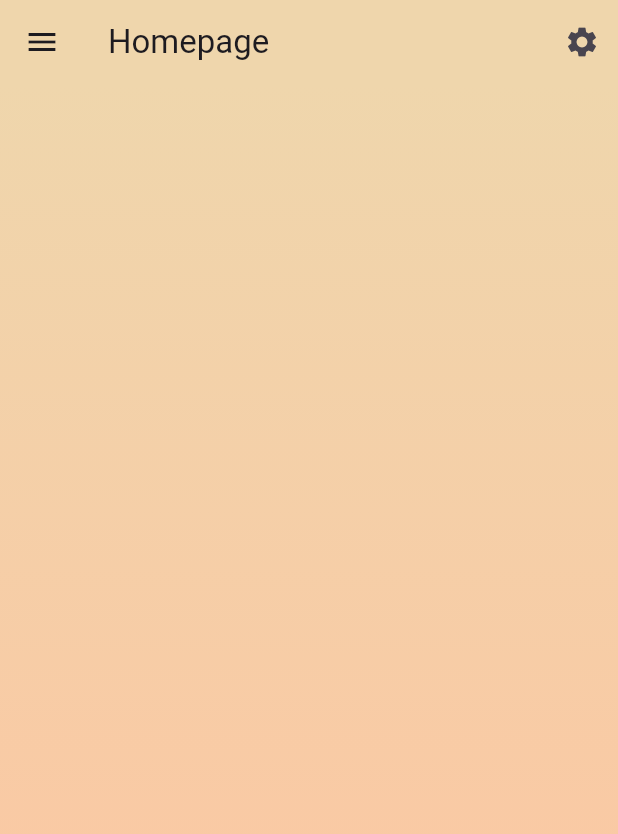
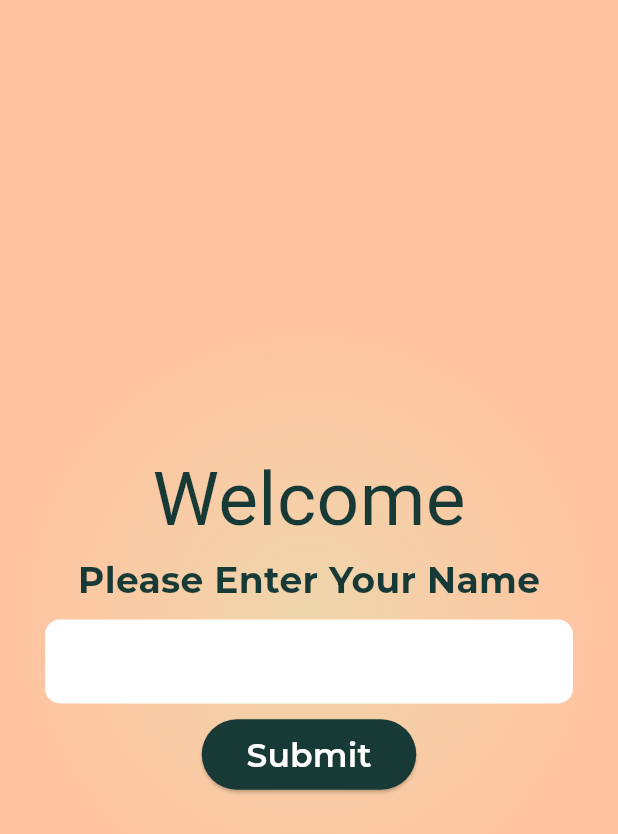
Before and after one commit to AbhinavThool/challenge_application_c2w, a Flutter app: the screen it shows after launch, on a phone screen of 412 x 824 dp. Shown: the top 834 px of the screen. Run offline on Flutter 3.47's test engine with Material 3 defaults, Android fonts, the phone set to English and light mode, and no system bars; our stand-ins replace flutter_svg, google_fonts.

Commit message:
half ui complete

```diff
--- /dev/null
+++ b/lib/Screens/name.dart
@@ -0,0 +1,83 @@
+
+import 'package:flutter/material.dart';
+import 'package:google_fonts/google_fonts.dart';
+
+import 'gender.dart';
+
+class welcomescreen2 extends StatefulWidget {
+  const welcomescreen2({super.key});
+
+  @override
+  State<welcomescreen2> createState() => _welcomescreen2State();
+}
+
+class _welcomescreen2State extends State<welcomescreen2> {
+  @override
+  Widget build(BuildContext context) {
+    return Scaffold(
+      body: Container(
+        height: double.maxFinite,
+        width: double.maxFinite,
+        alignment: Alignment.center,
+        decoration: const BoxDecoration(
+          gradient: RadialGradient(colors: [
+            Color.fromRGBO(239, 214, 172, 1),
+            Color.fromRGBO(255, 195, 160, 1)
+          ]),
+        ),
+        child: Column(
+          mainAxisAlignment: MainAxisAlignment.center,
+          children: [
+            Text(
+              "Welcome",
+              style: GoogleFonts.museoModerno(
+                  textStyle: const TextStyle(
+                      fontSize: 50,
+                      fontWeight: FontWeight.w400,
+                      color: Color.fromRGBO(24, 58, 55, 1))),
+            ),
+            Text(
+              "Please Enter Your Name",
+              style: GoogleFonts.montserrat(
+                  textStyle: const TextStyle(
+                      fontSize: 24,
+                      fontWeight: FontWeight.w700,
+                      color: Color.fromRGBO(24, 58, 55, 1))),
+            ),
+            Padding(
+              padding: const EdgeInsets.symmetric(horizontal: 30, vertical: 10),
+              child: TextFormField(
+                decoration: const InputDecoration(
+                    filled: true,
+                    fillColor: Color.fromRGBO(255, 255, 255, 1),
+                    border: OutlineInputBorder(
+                        borderSide: BorderSide.none,
+                        borderRadius: BorderRadius.all(Radius.circular(10)))),
+              ),
+            ),
+            ElevatedButton(
+                onPressed: () {
+                   setState(() {
+                    Navigator.push(
+                        context,
+                        MaterialPageRoute(
+                            builder: (context) => const welcomescreen3()));
+                  });
+                },
+                style: ElevatedButton.styleFrom(
+                  fixedSize: const Size(143, 47),
+                  backgroundColor: const Color.fromRGBO(24, 58, 55, 1),),
+                child: Text(
+                  "Submit",
+                  style: GoogleFonts.montserrat(
+                      textStyle: const TextStyle(
+                          fontSize: 22,
+                          fontWeight: FontWeight.w600,
+                          color: Colors.white)),
+                ))
+          ],
+        ),
+      ),
+    );
+  }
+}
--- a/lib/Screens/profile_page.dart
+++ b/lib/Screens/profile_page.dart
@@ -27,7 +27,9 @@ class _ProfilePageState extends State<ProfilePage> {
               Row(
                 children: [
                   IconButton(
-                    onPressed: () {},
+                    onPressed: () {
+                      Navigator.pop(context);
+                    },
                     icon: const Icon(
                       Icons.arrow_back_ios_new,
                       size: 30,
```
Also changed, not shown: lib/Screens/age.dart (added, +83 -0 lines), lib/Screens/detail_interest.dart (added, +129 -0 lines), lib/Screens/drawer.dart (+10 -4 lines), lib/Screens/gender.dart (added, +124 -0 lines), lib/Screens/interest.dart (added, +146 -0 lines), lib/main.dart (+7 -4 lines), pubspec.yaml (+3 -4 lines), assets/LOGO.png (added).
